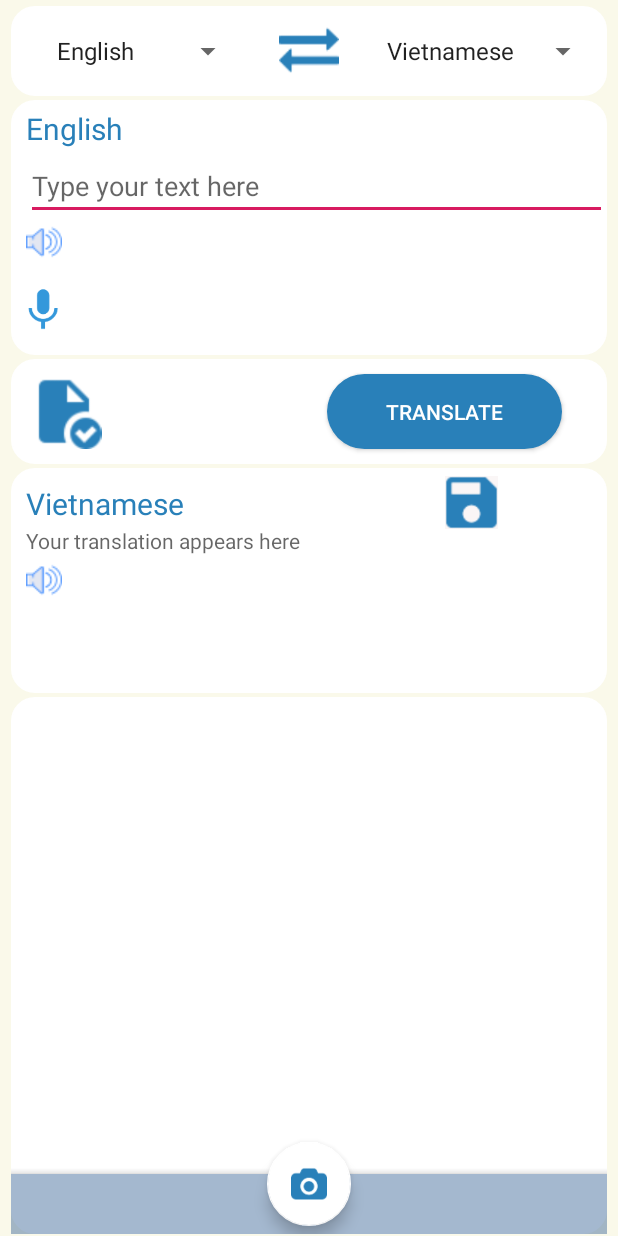
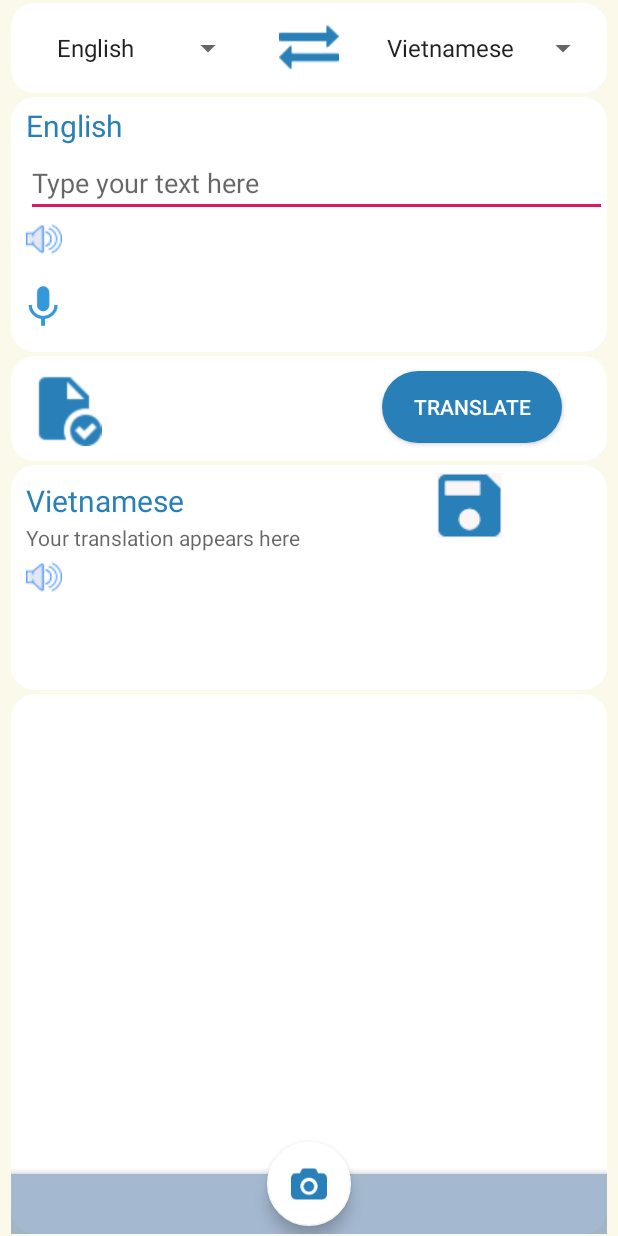
Before and after one commit to NguyenHoaiNhi/androidgroup7, an Android app: the screen it shows after launch (MainActivity), on a phone screen of 412 x 824 dp. Run offline under Robolectric (Android 15) with nearby library versions, the phone set to English and light mode, and no system bars; our stand-ins replace Room's generated code; libraries missing offline, so code that uses them is left out: com.facebook.stetho.

Commit message:
update screen 1 layout

```diff
--- a/nhinguyen/app/src/main/res/layout/activity_main.xml
+++ b/nhinguyen/app/src/main/res/layout/activity_main.xml
@@ -16,7 +16,7 @@
     <RelativeLayout
             android:layout_marginLeft="7dp"
             android:layout_marginRight="7dp"
-            android:layout_marginTop="4dp"
+            android:layout_marginTop="2dp"
             android:layout_marginBottom="1dp"
             android:layout_centerHorizontal="true"
             android:layout_width="match_parent"
@@ -31,8 +31,8 @@
                 android:layout_width="150dp"
                 android:layout_height="wrap_content"
                 android:id="@+id/spinner1">
+        </Spinner>
 
-        </Spinner>
         <ImageView
                 android:layout_centerHorizontal="true"
                 android:layout_centerVertical="true"
@@ -52,7 +52,6 @@
                 android:layout_alignParentRight="true">
 
         </Spinner>
-
 
     </RelativeLayout>
 
@@ -93,6 +92,7 @@
                 android:layout_height="wrap_content"
                 android:layout_alignParentBottom="true"
                 android:layout_marginBottom="63dp"/>
+
         <ImageView
                 android:id="@+id/btnSpeak"
                 android:layout_alignParentLeft="true"
@@ -102,7 +102,6 @@
                 android:layout_height="61dp"/>
 
     </RelativeLayout>
-
 
     <RelativeLayout
             android:layout_marginLeft="7dp"
@@ -125,21 +124,17 @@
                    android:layout_marginRight="0dp"
                    android:layout_alignParentTop="true"/>
 
-
         <Button
                 android:layout_marginRight="30dp"
                 android:layout_alignParentRight="true"
-                android:layout_width="wrap_content"
-                android:layout_height="58dp"
+                android:layout_width="120dp"
+                android:layout_height="wrap_content"
                 android:background="@drawable/translate"
                 android:textColor="#FFFFFF"
                 android:text="TRANSLATE"
-                android:layout_toRightOf="@id/ivSaveScreen"
                 android:id="@+id/btTranslate"
                 android:layout_marginBottom="10dp"
-                android:layout_marginTop="10dp"
-                android:layout_marginLeft="145dp"/>
-
+                android:layout_marginTop="10dp"/>
 
     </RelativeLayout>
 
@@ -165,13 +160,12 @@
 
         <ImageView
                 android:id="@+id/ivSave"
-                android:layout_width="35dp"
-                android:layout_height="35dp"
+                android:layout_width="wrap_content"
+                android:layout_height="wrap_content"
                 android:src="@drawable/save"
-                android:layout_toRightOf="@id/tvVietnamese"
                 android:layout_marginTop="5dp"
-                android:layout_marginBottom="5dp"
-                android:layout_marginLeft="174dp"/>
+                android:layout_marginRight="70dp"
+                android:layout_alignParentRight="true"/>
 
         <TextView
 
@@ -230,7 +224,4 @@
                 android:layout_marginBottom="5dp"/>
 
     </RelativeLayout>
-
-
-
 </LinearLayout>
```
